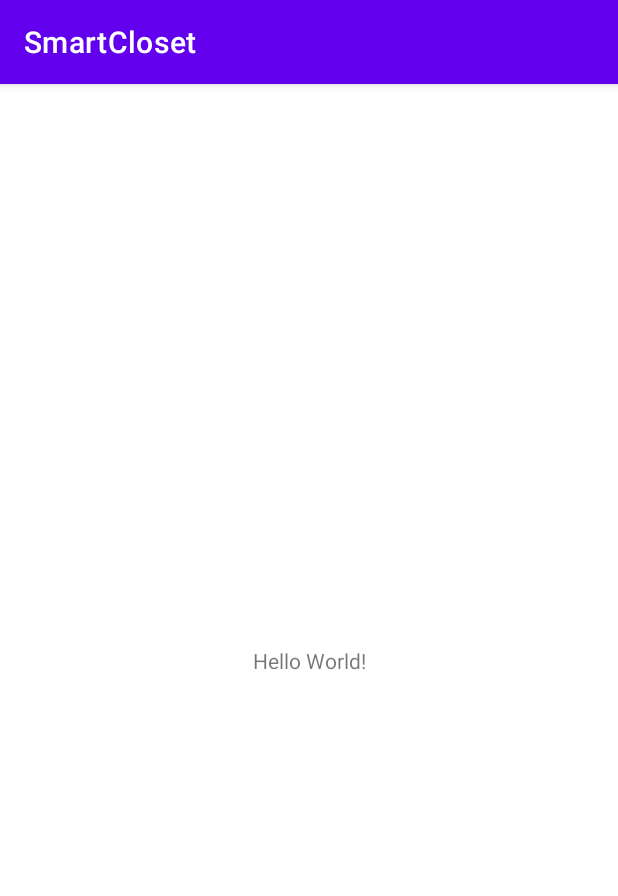
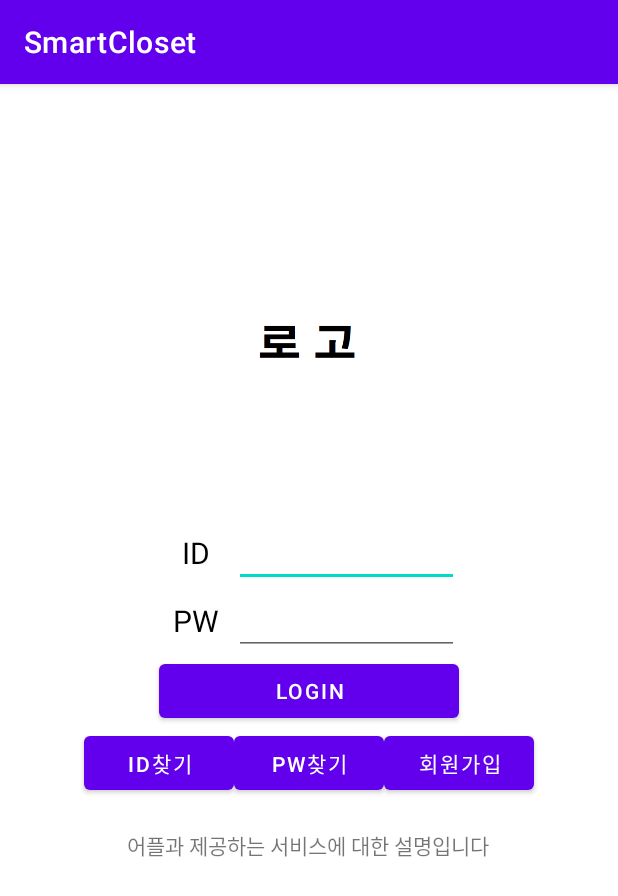
Before and after one commit to Jinyoung-seok/SmartClosetApp, an Android app: the screen it shows after launch (MainActivity), on a phone screen of 412 x 824 dp. Shown: the top 896 px of the screen. Run offline under Robolectric (Android 15) with nearby library versions, the phone set to English and light mode, and no system bars.

Commit message:
Add login/register/findid/findpw.xml

```diff
--- a/app/src/main/java/com/example/smartcloset/MainActivity.kt
+++ b/app/src/main/java/com/example/smartcloset/MainActivity.kt
@@ -6,6 +6,6 @@ import android.os.Bundle
 class MainActivity : AppCompatActivity() {
     override fun onCreate(savedInstanceState: Bundle?) {
         super.onCreate(savedInstanceState)
-        setContentView(R.layout.activity_main)
+        setContentView(R.layout.login)
     }
 }
--- a/app/src/main/res/layout/activity_main.xml
+++ /dev/null
@@ -1,18 +0,0 @@
-<?xml version="1.0" encoding="utf-8"?>
-<androidx.constraintlayout.widget.ConstraintLayout xmlns:android="http://schemas.android.com/apk/res/android"
-    xmlns:app="http://schemas.android.com/apk/res-auto"
-    xmlns:tools="http://schemas.android.com/tools"
-    android:layout_width="match_parent"
-    android:layout_height="match_parent"
-    tools:context=".MainActivity">
-
-    <TextView
-        android:layout_width="wrap_content"
-        android:layout_height="wrap_content"
-        android:text="Hello World!"
-        app:layout_constraintBottom_toBottomOf="parent"
-        app:layout_constraintLeft_toLeftOf="parent"
-        app:layout_constraintRight_toRightOf="parent"
-        app:layout_constraintTop_toTopOf="parent" />
-
-</androidx.constraintlayout.widget.ConstraintLayout>
--- /dev/null
+++ b/app/src/main/res/layout/login.xml
@@ -0,0 +1,91 @@
+<?xml version="1.0" encoding="utf-8"?>
+<LinearLayout xmlns:android="http://schemas.android.com/apk/res/android"
+    xmlns:app="http://schemas.android.com/apk/res-auto"
+    xmlns:tools="http://schemas.android.com/tools"
+    android:layout_width="match_parent"
+    android:layout_height="match_parent"
+    tools:context=".MainActivity"
+    android:orientation="vertical">
+    <ImageView
+        android:layout_width="wrap_content"
+        android:layout_height="200dp"
+        android:layout_marginTop="80dp"
+        android:layout_marginBottom="10dp"
+        android:src="@drawable/logo"/>
+    <LinearLayout
+        android:layout_width="match_parent"
+        android:layout_height="wrap_content"
+        android:orientation="horizontal"
+        android:gravity="center">
+        <TextView
+            android:layout_width="50dp"
+            android:layout_height="wrap_content"
+            android:text="ID"
+            android:textAlignment="center"
+            android:textSize="20sp"
+            android:textColor="@color/black"
+            />
+        <EditText
+            android:id="@+id/id"
+            android:layout_width="150dp"
+            android:layout_height="wrap_content"
+            />
+    </LinearLayout>
+    <LinearLayout
+        android:layout_width="match_parent"
+        android:layout_height="wrap_content"
+        android:orientation="horizontal"
+        android:gravity="center">
+        <TextView
+            android:layout_width="50dp"
+            android:layout_height="wrap_content"
+            android:text="PW"
+            android:textAlignment="center"
+            android:textSize="20sp"
+            android:textColor="@color/black"
+            />
+        <EditText
+            android:id="@+id/pw"
+            android:layout_width="150dp"
+            android:layout_height="wrap_content"
+            android:inputType="textPassword"
+            />
+    </LinearLayout>
+    <Button
+        android:id="@+id/login"
+        android:layout_width="200dp"
+        android:layout_height="wrap_content"
+        android:text="LOGIN"
+        android:gravity="center"
+        android:layout_gravity="center"/>
+    <LinearLayout
+        android:layout_width="match_parent"
+        android:layout_height="wrap_content"
+        android:orientation="horizontal"
+        android:gravity="center">
+        <Button
+            android:id="@+id/findid"
+            android:layout_width="100dp"
+            android:layout_height="wrap_content"
+            android:text="ID찾기"/>
+        <Button
+            android:id="@+id/findpw"
+            android:layout_width="100dp"
+            android:layout_height="wrap_content"
+            android:text="PW찾기"/>
+        <Button
+            android:id="@+id/register"
+            android:layout_width="100dp"
+            android:layout_height="wrap_content"
+            android:text="회원가입"/>
+    </LinearLayout>
+    <TextView
+        android:layout_width="290dp"
+        android:layout_height="100dp"
+        android:layout_marginTop="20dp"
+        android:textAlignment="center"
+        android:layout_gravity="center"
+        android:text="@string/info"/>
+
+
+</LinearLayout>
--- a/app/src/main/res/values/strings.xml
+++ b/app/src/main/res/values/strings.xml
@@ -1,3 +1,6 @@
 <resources>
     <string name="app_name">SmartCloset</string>
+    <string name="info">
+        어플과 제공하는 서비스에 대한 설명입니다
+    </string>
 </resources>
```
Also changed, not shown: app/src/main/res/layout/findid.xml (added, +65 -0 lines), app/src/main/res/layout/findpw.xml (added, +86 -0 lines), app/src/main/res/layout/register.xml (added, +130 -0 lines), app/src/main/res/drawable-v24/logo.png (added).
